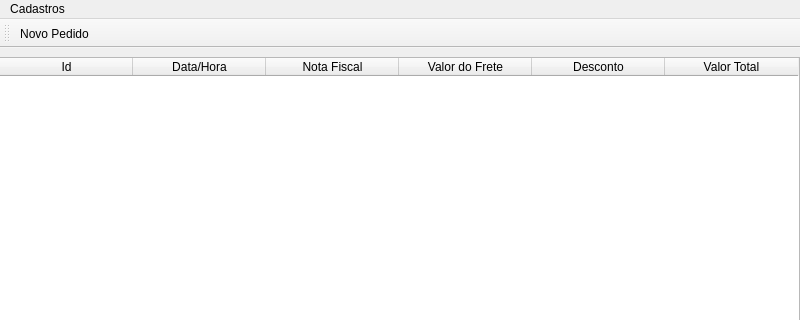
Old version of the form Docs/UI/GigaMain.ui in the repository rennancockles/gigapy; both pictures show x 0 to 800 and y 0 to 320 of the 800 by 600 pixel window.
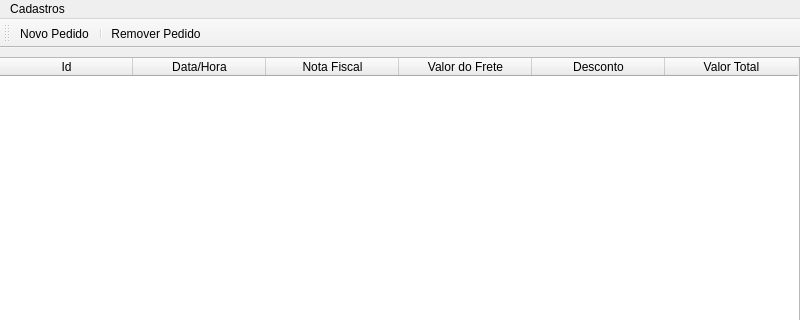
New version of the form. Icons and pictures are not drawn.

Commit message: add action remover Pedido na MainView

The edit to the form file:
```diff
--- a/Docs/UI/GigaMain.ui
+++ b/Docs/UI/GigaMain.ui
@@ -154,6 +154,8 @@
     <bool>false</bool>
    </attribute>
    <addaction name="actionNovoPedido"/>
+   <addaction name="separator"/>
+   <addaction name="actionRemoverPedido"/>
   </widget>
   <action name="actionProduto">
    <property name="text">
@@ -206,6 +208,14 @@
     <string>Visualizar</string>
    </property>
   </action>
+  <action name="actionRemoverPedido">
+   <property name="text">
+    <string>Remover Pedido</string>
+   </property>
+   <property name="shortcut">
+    <string>Del</string>
+   </property>
+  </action>
  </widget>
  <resources/>
  <connections/>
```
The commit also changes 2 other files.
